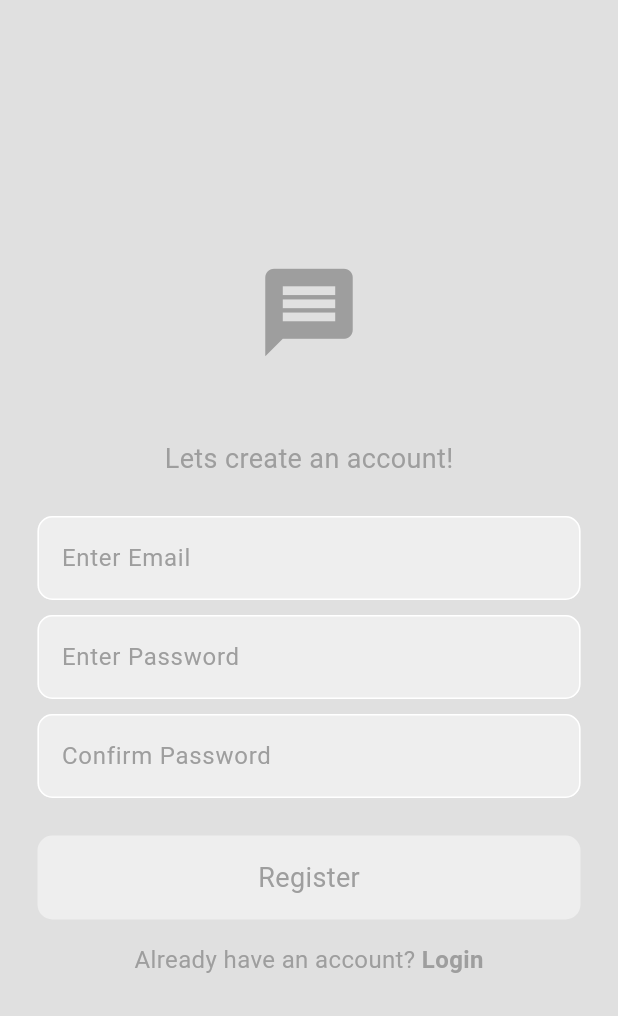
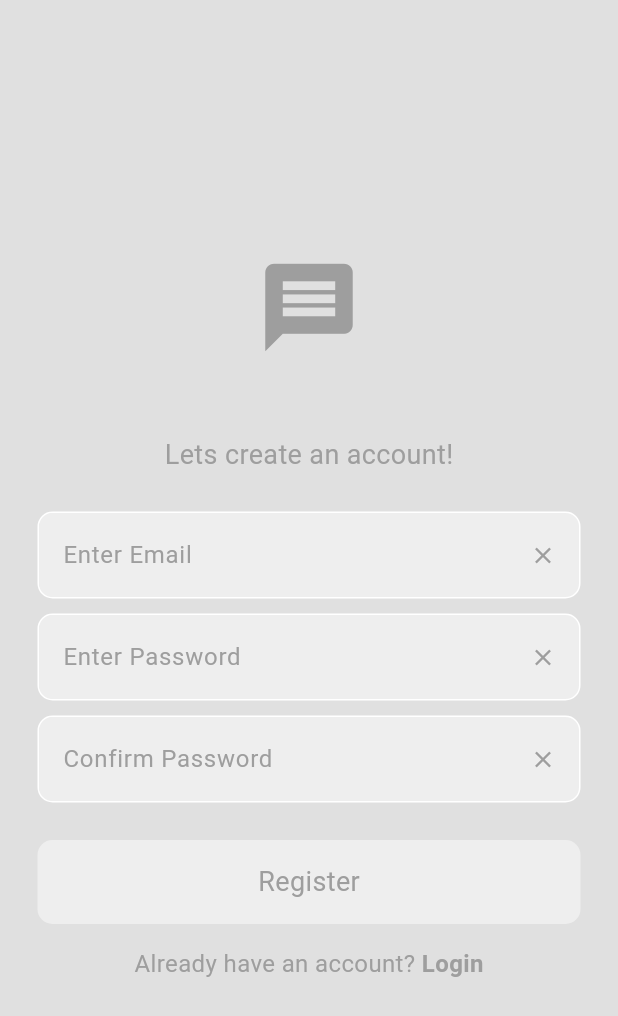
Before and after one commit to WinterBoii/flutter_chat_app, a Flutter app: the screen it shows after launch, after a tap on "Register Now", on a phone screen of 412 x 824 dp. Shown: the top 1016 px of the screen. Run offline on Flutter 3.47's test engine with Material 3 defaults, Android fonts, the phone set to English and light mode, and no system bars; our stand-ins replace firebase_auth, firebase_core; accounts and stored records are empty; network calls fail.

Commit message:
update textfield

```diff
--- a/lib/components/my_textfield.dart
+++ b/lib/components/my_textfield.dart
@@ -1,32 +1,51 @@
 import 'package:flutter/material.dart';
 
 // ignore: must_be_immutable
-class MyTextField extends StatelessWidget {
+class MyTextField extends StatefulWidget {
   final String hintText;
   final TextEditingController controller;
 
   bool hide = false;
 
-  MyTextField(
-      {super.key,
-      required this.hintText,
-      this.hide = false,
-      required this.controller});
+  MyTextField({super.key, required this.hintText, this.hide = false, required this.controller});
+
+  @override
+  State<MyTextField> createState() => _MyTextFieldState();
+}
+
+class _MyTextFieldState extends State<MyTextField> {
+  void clearField() {
+    setState(() {
+      widget.controller.clear();
+    });
+  }
 
   @override
   Widget build(BuildContext context) {
     return Padding(
       padding: const EdgeInsets.symmetric(horizontal: 25.0),
+      child: Container(
+        decoration: BoxDecoration(
+          borderRadius: BorderRadius.circular(10),
+          color: Theme.of(context).colorScheme.secondary,
+          border: Border.all(
+            color: Theme.of(context).colorScheme.tertiary,
+          ),
+        ),
+        child: Row(
+          children: [
+            Expanded(
               child: TextField(
-        controller: controller,
+                controller: widget.controller,
                 decoration: InputDecoration(
                   enabledBorder: OutlineInputBorder(
                     borderRadius: BorderRadius.circular(10),
                     borderSide: BorderSide(
-              color: Theme.of(context).colorScheme.tertiary,
+                      color: Theme.of(context).colorScheme.secondary,
                     ),
                   ),
                   focusedBorder: OutlineInputBorder(
+                    borderRadius: BorderRadius.circular(10),
                     borderSide: BorderSide(
                       color: Theme.of(context).colorScheme.primary,
                     ),
@@ -36,9 +55,21 @@ class MyTextField extends StatelessWidget {
                   hintStyle: TextStyle(
                     color: Theme.of(context).colorScheme.primary,
                   ),
-          hintText: hintText,
+                  hintText: widget.hintText,
                 ),
-        obscureText: hide,
+                obscureText: widget.hide,
+              ),
+            ),
+            IconButton(
+              onPressed: () => clearField(),
+              icon: Icon(
+                Icons.clear,
+                size: 18,
+                color: Theme.of(context).colorScheme.primary,
+              ),
+            )
+          ],
+        ),
       ),
     );
   }
```
Lines whose indentation alone changed are shown as unchanged.
